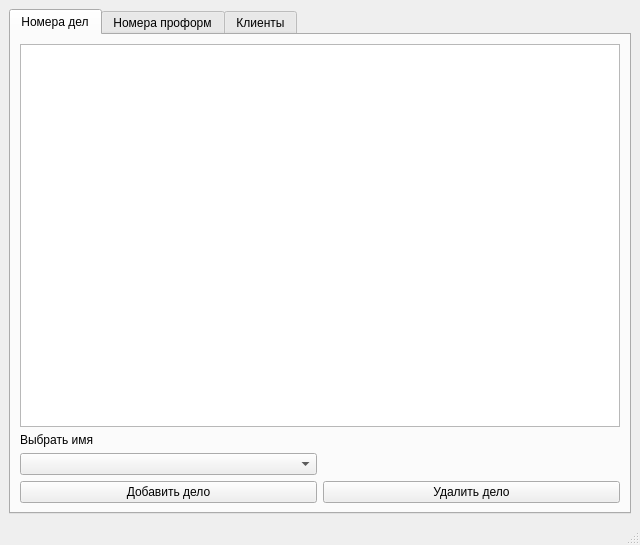
Above: main.ui from Sne51/Polarpor_DB_win before the change. Below: the same form after it.
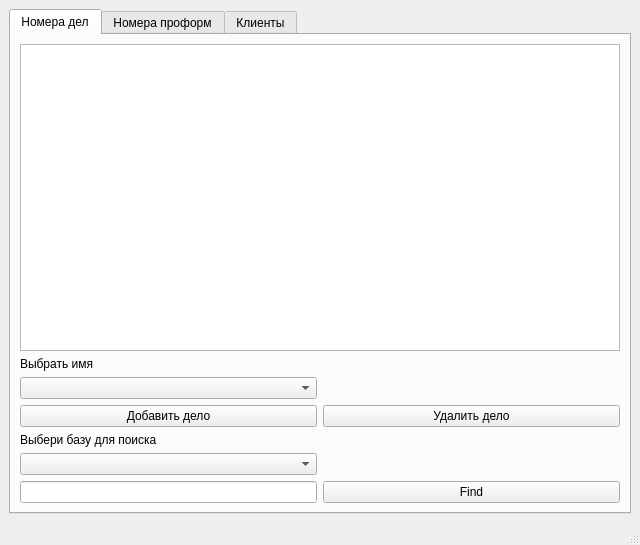
That is the form after the change. The open tabs and pages were chosen to show the change.

Commit message: added global search function for all tabs

The edit to the form file:
```diff
--- a/main.ui
+++ b/main.ui
@@ -30,6 +30,19 @@
           <item row="0" column="0" colspan="2">
            <widget class="QTableWidget" name="caseTable"/>
           </item>
+          <item row="5" column="0">
+           <widget class="QComboBox" name="searchComboBox"/>
+          </item>
+          <item row="6" column="0">
+           <widget class="QLineEdit" name="searchInput"/>
+          </item>
+          <item row="6" column="1">
+           <widget class="QPushButton" name="searchButton">
+            <property name="text">
+             <string>Find</string>
+            </property>
+           </widget>
+          </item>
           <item row="1" column="0">
            <widget class="QLabel" name="label_caseName">
             <property name="text">
@@ -73,6 +86,13 @@
             </property>
            </widget>
           </item>
+          <item row="4" column="0">
+           <widget class="QLabel" name="label">
+            <property name="text">
+             <string>Выбери базу для поиска</string>
+            </property>
+           </widget>
+          </item>
          </layout>
         </item>
        </layout>
```
Left out of the diff: 22 changed lines with no effect on the pictures. The commit also changes 420 other files.
